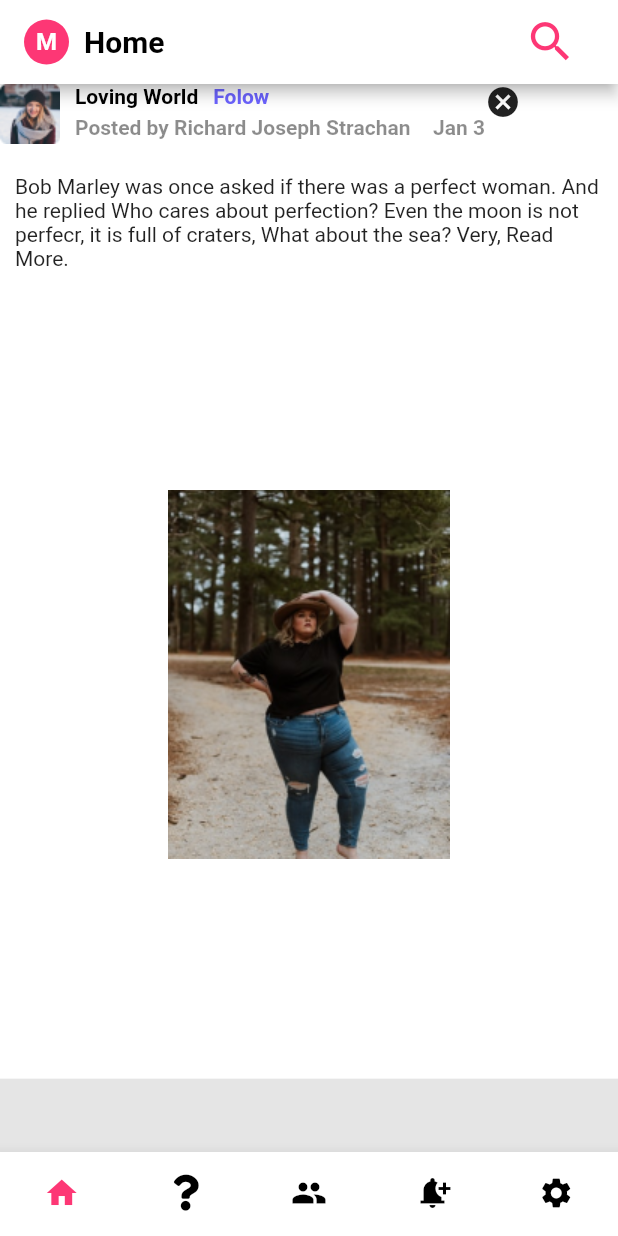
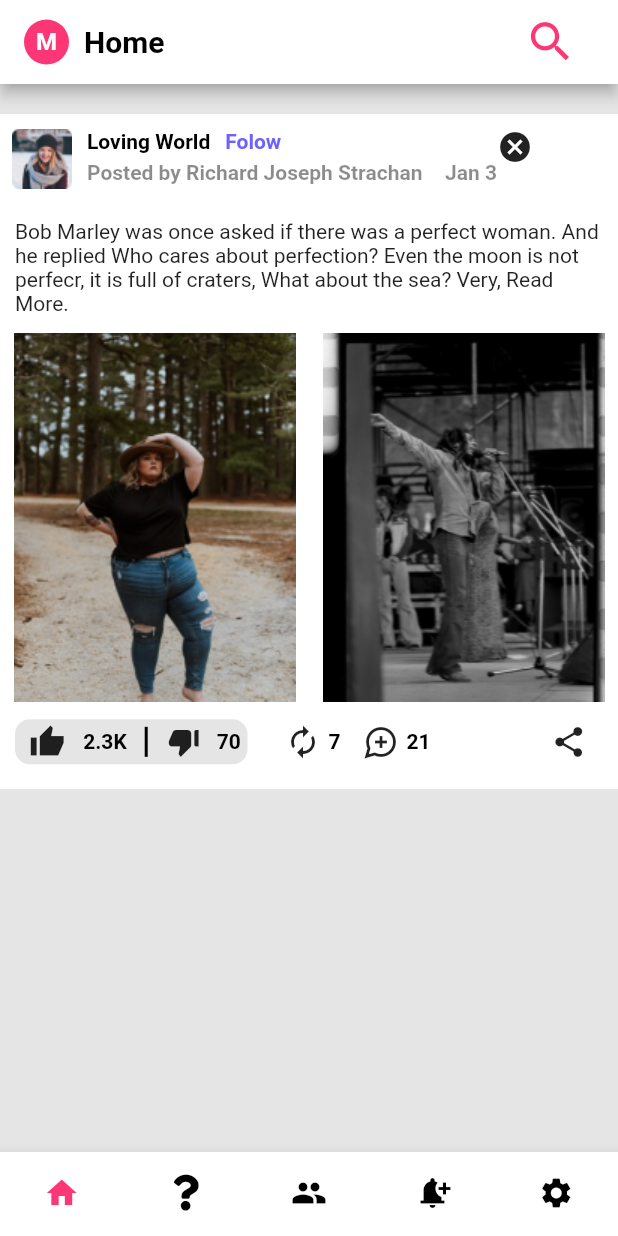
Before and after one commit to Sharply-Community/udoh, a Flutter app: the HomePage screen opened directly, on a phone screen of 412 x 824 dp. Run offline on Flutter 3.47's test engine with Material 2 defaults, Android fonts, the phone set to English and light mode, and no system bars; our stand-ins replace chips_choice_null_safety, font_awesome_flutter, introduction_screen, otp_text_field, readmore, sizer.

Commit message:
More Screens done

```diff
--- a/lib/Screens/homepage.dart
+++ b/lib/Screens/homepage.dart
@@ -1,10 +1,12 @@
 // ignore_for_file: sized_box_for_whitespace, prefer_const_constructors
-
 import 'package:flutter/cupertino.dart';
 import 'package:flutter/material.dart';
 import 'package:flutter/painting.dart';
+import 'package:flutter/rendering.dart';
+import 'package:flutter/widgets.dart';
 import 'package:font_awesome_flutter/font_awesome_flutter.dart';
 import 'package:marriage/exports.dart';
+import 'package:readmore/readmore.dart';
 
 class HomePage extends StatefulWidget {
   const HomePage({Key? key}) : super(key: key);
@@ -14,6 +16,7 @@ class HomePage extends StatefulWidget {
 }
 
 class _HomePageState extends State<HomePage> {
+  bool isReadMore = false;
   final textColor = const Color(0xff6C63FF);
   int _currentIndex = 0;
   @override
@@ -81,14 +84,22 @@ class _HomePageState extends State<HomePage> {
           BottomNavigationBarItem(label: "Settings", icon: Icon(Icons.settings))
         ],
       ),
-      body: Column(
+      body: SingleChildScrollView(
+        scrollDirection: Axis.vertical,
+        child: Column(
           children: [
+            SizedBox(
+              height: 20,
+            ),
             Container(
+              height: 450,
               color: Colors.white,
               width: double.infinity,
               child: Column(
                 children: [
-                Row(
+                  Padding(
+                    padding: const EdgeInsets.only(left: 8, right: 8, top: 10),
+                    child: Row(
                       crossAxisAlignment: CrossAxisAlignment.start,
                       children: [
                         CircleAvatar(
@@ -147,6 +158,7 @@ class _HomePageState extends State<HomePage> {
                         const Icon(Icons.cancel)
                       ],
                     ),
+                  ),
                   const SizedBox(
                     height: 20,
                   ),
@@ -155,17 +167,109 @@ class _HomePageState extends State<HomePage> {
                     child: Text(
                         'Bob Marley was once asked if there was a perfect woman. And he replied Who cares about perfection? Even the moon is not perfecr, it is full of craters, What about the sea? Very, Read More.'),
                   ),
-                Image(
+                  Row(
+                    children: const [
+                      Expanded(
+                        child: Image(
                           image: AssetImage(
                             'assets/unsplash1.png',
                           ),
-                  width: double.infinity,
                         ),
+                      ),
+                      Expanded(
+                        child: Image(
+                          image: AssetImage(
+                            'assets/unsplash2.png',
+                          ),
+                        ),
+                      ),
+                    ],
+                  ),
+                  Row(
+                    children: [
+                      Padding(
+                        padding: const EdgeInsets.only(left: 10),
+                        child: Container(
+                          height: 30,
+                          width: 155,
+                          decoration: BoxDecoration(
+                            borderRadius: BorderRadius.circular(10),
+                            color: const Color(0xffE5E5E5),
+                          ),
+                          child: Row(
+                            mainAxisAlignment: MainAxisAlignment.center,
+                            children: const [
+                              Padding(
+                                padding: EdgeInsets.only(left: 5),
+                                child: Icon(Icons.thumb_up_alt_sharp),
+                              ),
+                              SizedBox(
+                                width: 12,
+                              ),
+                              Text(
+                                '2.3K',
+                                style: TextStyle(
+                                    color: Colors.black,
+                                    fontWeight: FontWeight.bold),
+                              ),
+                              SizedBox(
+                                width: 5,
+                              ),
+                              VerticalDivider(
+                                indent: 5,
+                                endIndent: 5,
+                                thickness: 2,
+                                color: Colors.black,
+                              ),
+                              SizedBox(
+                                width: 5,
+                              ),
+                              Icon(Icons.thumb_down_alt),
+                              SizedBox(
+                                width: 10,
+                              ),
+                              Text('70',
+                                  style: TextStyle(
+                                      color: Colors.black,
+                                      fontWeight: FontWeight.bold))
+                            ],
+                          ),
+                        ),
+                      ),
+                      SizedBox(
+                        width: 25,
+                      ),
+                      Icon(Icons.autorenew),
+                      SizedBox(
+                        width: 5,
+                      ),
+                      Text('7',
+                          style: TextStyle(
+                              color: Colors.black,
+                              fontWeight: FontWeight.bold)),
+                      SizedBox(
+                        width: 15,
+                      ),
+                      Icon(Icons.maps_ugc_outlined),
+                      SizedBox(
+                        width: 5,
+                      ),
+                      Text('21',
+                          style: TextStyle(
+                              color: Colors.black,
+                              fontWeight: FontWeight.bold)),
+                      Padding(
+                        padding: const EdgeInsets.only(left: 80),
+                        child: Icon(Icons.share),
+                      )
+                    ],
+                  )
                 ],
               ),
             ),
           ],
         ),
+      ),
     );
   }
 }
```
Lines whose indentation alone changed are shown as unchanged.
